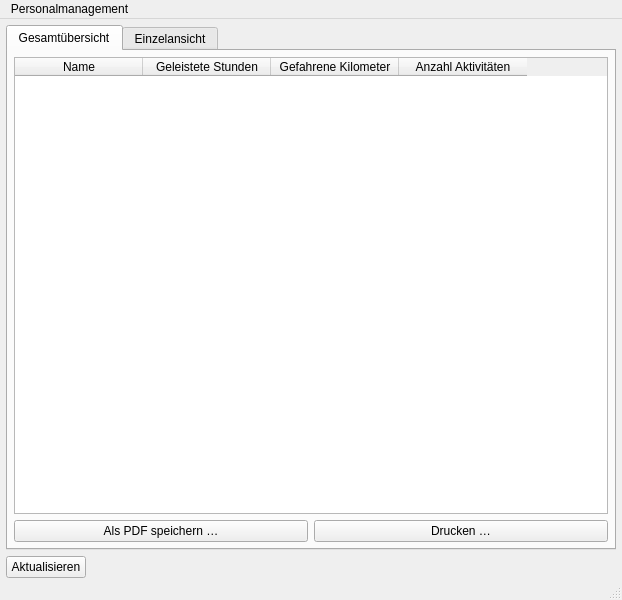
philjosch/Einsatzplaner, file Programm/personalwindow.ui: the form before one commit.
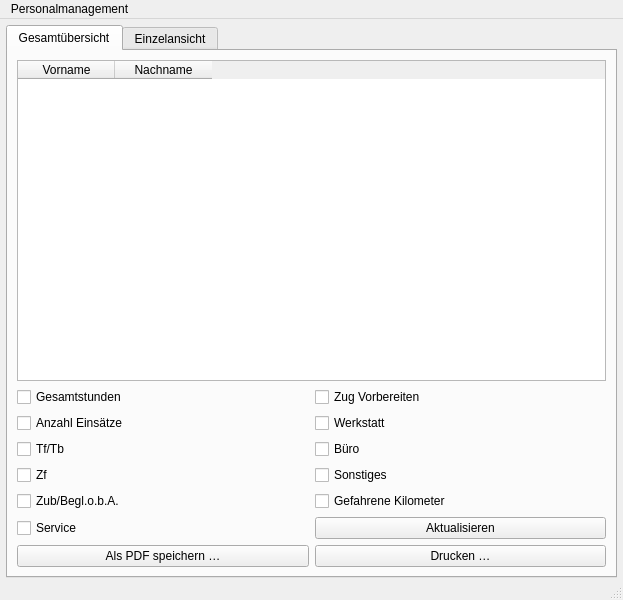
The form after the commit.

Patch:
```diff
--- a/Programm/personalwindow.ui
+++ b/Programm/personalwindow.ui
@@ -9,7 +9,7 @@
    <rect>
     <x>0</x>
     <y>0</y>
-    <width>622</width>
+    <width>623</width>
     <height>600</height>
    </rect>
   </property>
@@ -36,7 +36,7 @@
     <property name="verticalSpacing">
      <number>6</number>
     </property>
-    <item row="0" column="0" colspan="3">
+    <item row="0" column="0" colspan="2">
      <widget class="QTabWidget" name="tabWidget">
       <property name="currentIndex">
        <number>0</number>
@@ -45,36 +45,7 @@
        <attribute name="title">
         <string>Gesamtübersicht</string>
        </attribute>
-       <layout class="QGridLayout" name="gridLayout">
-        <property name="leftMargin">
-         <number>6</number>
-        </property>
-        <property name="topMargin">
-         <number>6</number>
-        </property>
-        <property name="rightMargin">
-         <number>6</number>
-        </property>
-        <property name="bottomMargin">
-         <number>6</number>
-        </property>
-        <property name="spacing">
-         <number>6</number>
-        </property>
-        <item row="2" column="1">
-         <widget class="QPushButton" name="pushPrint">
-          <property name="text">
-           <string>Drucken …</string>
-          </property>
-         </widget>
-        </item>
-        <item row="2" column="0">
-         <widget class="QPushButton" name="pushPDF">
-          <property name="text">
-           <string>Als PDF speichern …</string>
-          </property>
-         </widget>
-        </item>
+       <layout class="QGridLayout" name="gridLayout_3">
         <item row="0" column="0" colspan="2">
          <widget class="QTableWidget" name="tabelleGesamt">
           <property name="editTriggers">
@@ -84,34 +55,162 @@
            <bool>true</bool>
           </property>
           <attribute name="horizontalHeaderDefaultSectionSize">
-           <number>128</number>
-          </attribute>
-          <attribute name="horizontalHeaderMinimumSectionSize">
-           <number>100</number>
+           <number>97</number>
           </attribute>
           <attribute name="horizontalHeaderShowSortIndicator" stdset="0">
            <bool>true</bool>
           </attribute>
           <column>
            <property name="text">
-            <string>Name</string>
+            <string>Vorname</string>
            </property>
           </column>
           <column>
            <property name="text">
-            <string>Geleistete Stunden</string>
+            <string>Nachname</string>
            </property>
           </column>
-          <column>
-           <property name="text">
-            <string>Gefahrene Kilometer</string>
-           </property>
-          </column>
-          <column>
-           <property name="text">
-            <string>Anzahl Aktivitäten</string>
-           </property>
-          </column>
+         </widget>
+        </item>
+        <item row="1" column="0" colspan="2">
+         <layout class="QGridLayout" name="gridLayout">
+          <item row="0" column="1">
+           <widget class="QCheckBox" name="checkShowVorbereiten">
+            <property name="text">
+             <string>Zug Vorbereiten</string>
+            </property>
+            <property name="checked">
+             <bool>false</bool>
+            </property>
+           </widget>
+          </item>
+          <item row="1" column="1">
+           <widget class="QCheckBox" name="checkShowWerkstatt">
+            <property name="text">
+             <string>Werkstatt</string>
+            </property>
+            <property name="checked">
+             <bool>false</bool>
+            </property>
+           </widget>
+          </item>
+          <item row="2" column="1">
+           <widget class="QCheckBox" name="checkShowBuero">
+            <property name="text">
+             <string>Büro</string>
+            </property>
+            <property name="checked">
+             <bool>false</bool>
+            </property>
+           </widget>
+          </item>
+          <item row="3" column="1">
+           <widget class="QCheckBox" name="checkShowSonstiges">
+            <property name="text">
+             <string>Sonstiges</string>
+            </property>
+            <property name="checked">
+             <bool>false</bool>
+            </property>
+           </widget>
+          </item>
+          <item row="4" column="1">
+           <widget class="QCheckBox" name="checkShowKilometer">
+            <property name="text">
+             <string>Gefahrene Kilometer</string>
+            </property>
+            <property name="checked">
+             <bool>false</bool>
+            </property>
+           </widget>
+          </item>
+          <item row="5" column="1">
+           <widget class="QPushButton" name="pushAktualisieren">
+            <property name="toolTip">
+             <string>Die Werte neuberechnen und die Anzeige aktualisieren</string>
+            </property>
+            <property name="statusTip">
+             <string>Die Werte neuberechnen und die Anzeige aktualisieren</string>
+            </property>
+            <property name="text">
+             <string>Aktualisieren</string>
+            </property>
+           </widget>
+          </item>
+          <item row="5" column="0">
+           <widget class="QCheckBox" name="checkShowService">
+            <property name="text">
+             <string>Service</string>
+            </property>
+            <property name="checked">
+             <bool>false</bool>
+            </property>
+           </widget>
+          </item>
+          <item row="4" column="0">
+           <widget class="QCheckBox" name="checkShowZub">
+            <property name="text">
+             <string>Zub/Begl.o.b.A.</string>
+            </property>
+            <property name="checked">
+             <bool>false</bool>
+            </property>
+           </widget>
+          </item>
+          <item row="3" column="0">
+           <widget class="QCheckBox" name="checkShowZf">
+            <property name="text">
+             <string>Zf</string>
+            </property>
+            <property name="checked">
+             <bool>false</bool>
+            </property>
+           </widget>
+          </item>
+          <item row="2" column="0">
+           <widget class="QCheckBox" name="checkShowTf">
+            <property name="text">
+             <string>Tf/Tb</string>
+            </property>
+            <property name="checked">
+             <bool>false</bool>
+            </property>
+           </widget>
+          </item>
+          <item row="1" column="0">
+           <widget class="QCheckBox" name="checkShowAnzahl">
+            <property name="text">
+             <string>Anzahl Einsätze</string>
+            </property>
+            <property name="checked">
+             <bool>false</bool>
+            </property>
+           </widget>
+          </item>
+          <item row="0" column="0">
+           <widget class="QCheckBox" name="checkShowGesamt">
+            <property name="text">
+             <string>Gesamtstunden</string>
+            </property>
+            <property name="checked">
+             <bool>false</bool>
+            </property>
+           </widget>
+          </item>
+         </layout>
+        </item>
+        <item row="2" column="0">
+         <widget class="QPushButton" name="pushPDF">
+          <property name="text">
+           <string>Als PDF speichern …</string>
+          </property>
+         </widget>
+        </item>
+        <item row="2" column="1">
+         <widget class="QPushButton" name="pushPrint">
+          <property name="text">
+           <string>Drucken …</string>
+          </property>
          </widget>
         </item>
        </layout>
@@ -622,32 +721,6 @@
       </widget>
      </widget>
     </item>
-    <item row="1" column="0">
-     <widget class="QPushButton" name="pushAktualisieren">
-      <property name="toolTip">
-       <string>Die Werte neuberechnen und die Anzeige aktualisieren</string>
-      </property>
-      <property name="statusTip">
-       <string>Die Werte neuberechnen und die Anzeige aktualisieren</string>
-      </property>
-      <property name="text">
-       <string>Aktualisieren</string>
-      </property>
-     </widget>
-    </item>
-    <item row="1" column="1">
-     <spacer name="horizontalSpacer">
-      <property name="orientation">
-       <enum>Qt::Horizontal</enum>
-      </property>
-      <property name="sizeHint" stdset="0">
-       <size>
-        <width>391</width>
-        <height>20</height>
-       </size>
-      </property>
-     </spacer>
-    </item>
    </layout>
   </widget>
   <widget class="QMenuBar" name="menubar">
@@ -655,7 +728,7 @@
     <rect>
      <x>0</x>
      <y>0</y>
-     <width>622</width>
+     <width>623</width>
      <height>22</height>
     </rect>
    </property>
```
Left out of the diff: 1 changed line with no effect on the pictures.
